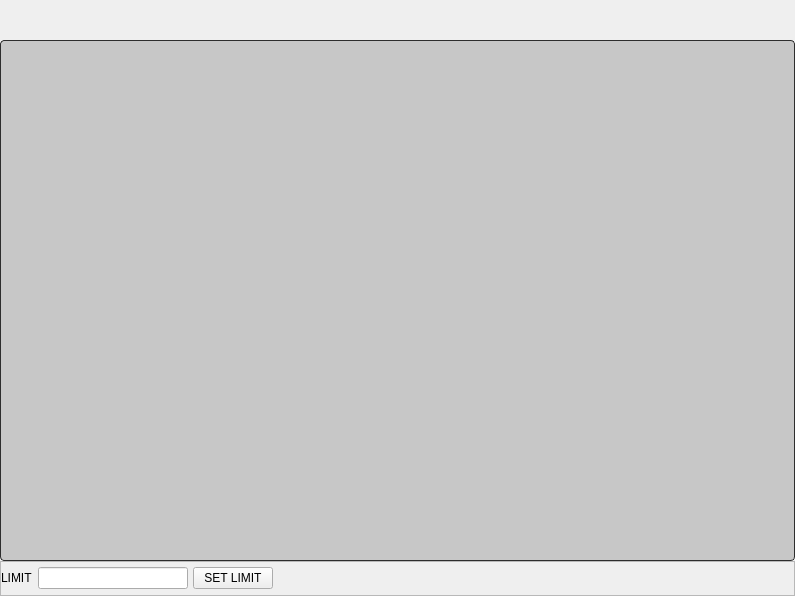
Above: Resources/UI/tableGM.ui from ArhamshareKrushil/ScanRisk before the change. Below: the same form after it.
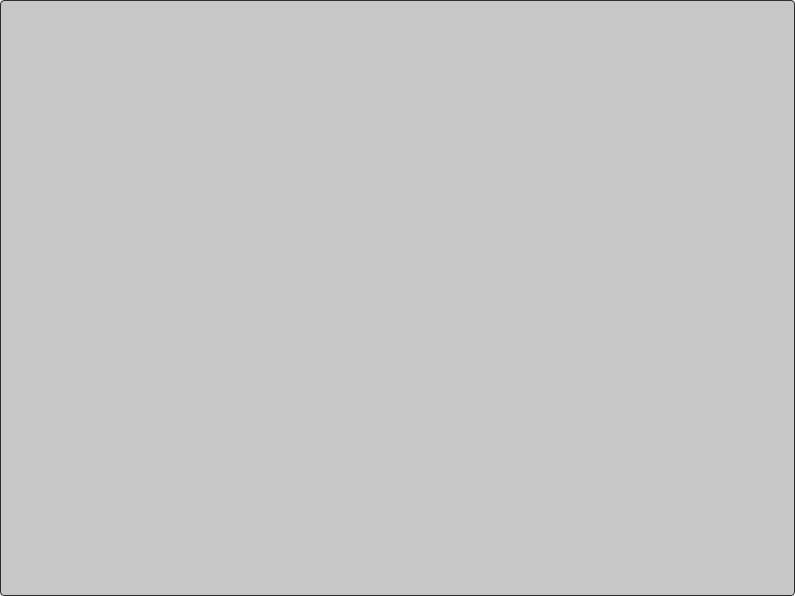
That is the form after the change. Icons and pictures are not drawn.

```diff
--- a/Resources/UI/tableGM.ui
+++ b/Resources/UI/tableGM.ui
@@ -30,95 +30,7 @@
     <property name="spacing">
      <number>0</number>
     </property>
-    <item row="2" column="0">
-     <widget class="QFrame" name="frame">
-      <property name="sizePolicy">
-       <sizepolicy hsizetype="Expanding" vsizetype="Expanding">
-        <horstretch>0</horstretch>
-        <verstretch>0</verstretch>
-       </sizepolicy>
-      </property>
-      <property name="minimumSize">
-       <size>
-        <width>0</width>
-        <height>35</height>
-       </size>
-      </property>
-      <property name="maximumSize">
-       <size>
-        <width>16777215</width>
-        <height>35</height>
-       </size>
-      </property>
-      <property name="frameShape">
-       <enum>QFrame::StyledPanel</enum>
-      </property>
-      <property name="frameShadow">
-       <enum>QFrame::Raised</enum>
-      </property>
-      <layout class="QGridLayout" name="gridLayout_2">
-       <property name="leftMargin">
-        <number>0</number>
-       </property>
-       <property name="topMargin">
-        <number>0</number>
-       </property>
-       <property name="rightMargin">
-        <number>0</number>
-       </property>
-       <property name="bottomMargin">
-        <number>0</number>
-       </property>
-       <property name="horizontalSpacing">
-        <number>5</number>
-       </property>
-       <property name="verticalSpacing">
-        <number>0</number>
-       </property>
-       <item row="0" column="2">
-        <widget class="QPushButton" name="pbApply">
-         <property name="text">
-          <string>SET LIMIT</string>
-         </property>
-        </widget>
-       </item>
-       <item row="0" column="0">
-        <widget class="QLabel" name="label">
-         <property name="text">
-          <string>LIMIT</string>
-         </property>
-        </widget>
-       </item>
-       <item row="0" column="1">
-        <widget class="QLineEdit" name="leLimit">
-         <property name="maximumSize">
-          <size>
-           <width>150</width>
-           <height>16777215</height>
-          </size>
-         </property>
-        </widget>
-       </item>
-       <item row="0" column="3">
-        <widget class="Line" name="line">
-         <property name="sizePolicy">
-          <sizepolicy hsizetype="Expanding" vsizetype="Fixed">
-           <horstretch>0</horstretch>
-           <verstretch>0</verstretch>
-          </sizepolicy>
-         </property>
-         <property name="styleSheet">
-          <string notr="true">background-color: transparent;</string>
-         </property>
-         <property name="orientation">
-          <enum>Qt::Horizontal</enum>
-         </property>
-        </widget>
-       </item>
-      </layout>
-     </widget>
-    </item>
-    <item row="1" column="0" colspan="2">
+    <item row="0" column="0" colspan="2">
      <widget class="QTableView" name="tableView">
       <property name="font">
        <font>
@@ -292,30 +204,6 @@
       </attribute>
      </widget>
     </item>
-    <item row="0" column="0">
-     <widget class="QLabel" name="lbllimit">
-      <property name="minimumSize">
-       <size>
-        <width>0</width>
-        <height>40</height>
-       </size>
-      </property>
-      <property name="maximumSize">
-       <size>
-        <width>150</width>
-        <height>50</height>
-       </size>
-      </property>
-      <property name="font">
-       <font>
-        <pointsize>20</pointsize>
-       </font>
-      </property>
-      <property name="text">
-       <string/>
-      </property>
-     </widget>
-    </item>
    </layout>
   </widget>
   <action name="actionCSV">
```
